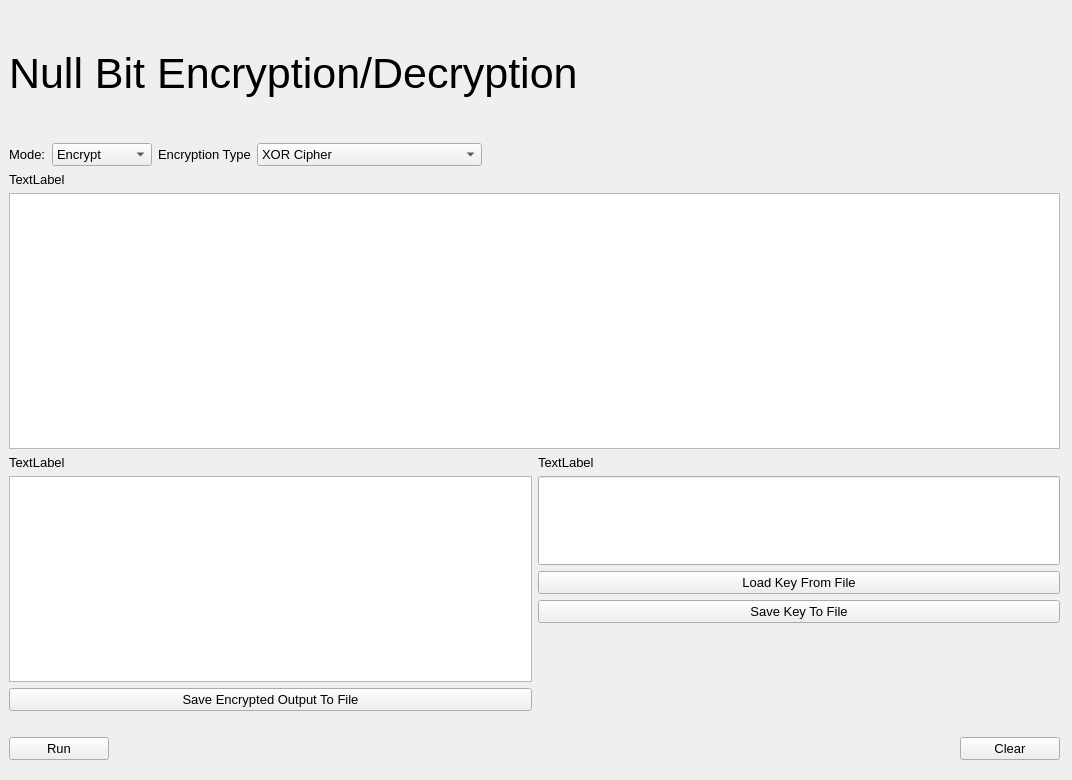
First picture: the form in UI/Null_Bit.ui, repository vipersniper0501/Null_Bit, before the edit.
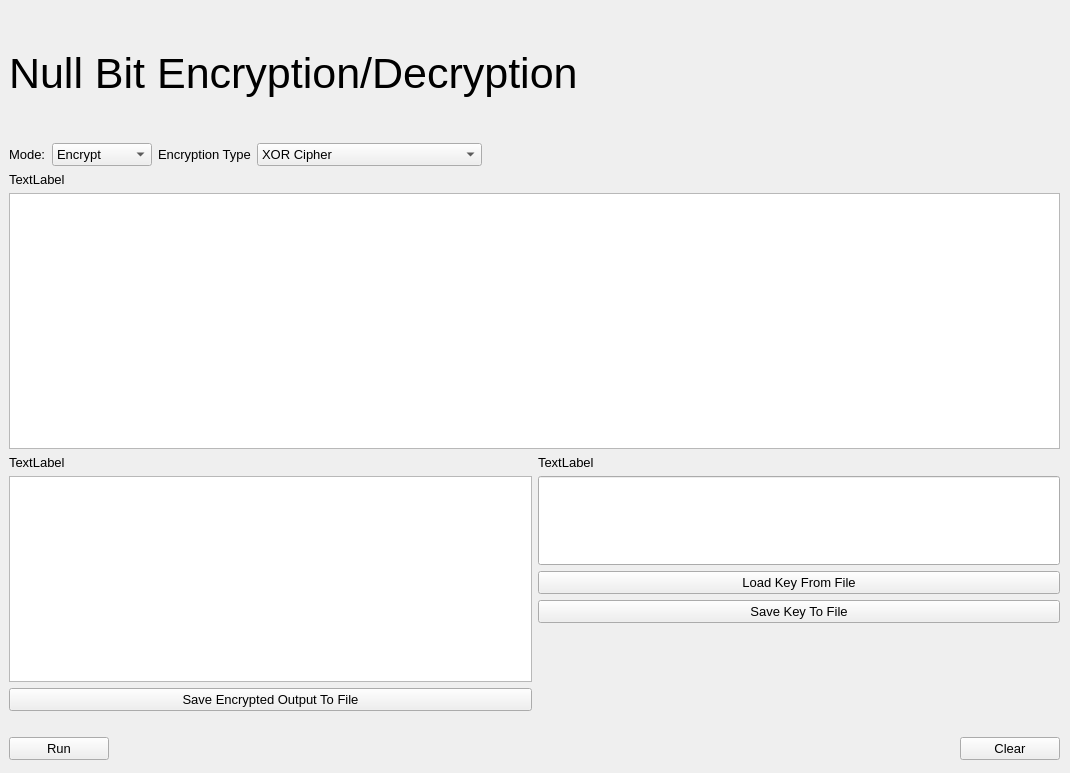
Second picture: the form after the edit.

Patch:
```diff
--- a/UI/Null_Bit.ui
+++ b/UI/Null_Bit.ui
@@ -6,8 +6,8 @@
    <rect>
     <x>0</x>
     <y>0</y>
-    <width>1072</width>
-    <height>780</height>
+    <width>1070</width>
+    <height>773</height>
    </rect>
   </property>
   <property name="font">
```
Left out of the diff: 4 changed lines with no effect on the pictures.
